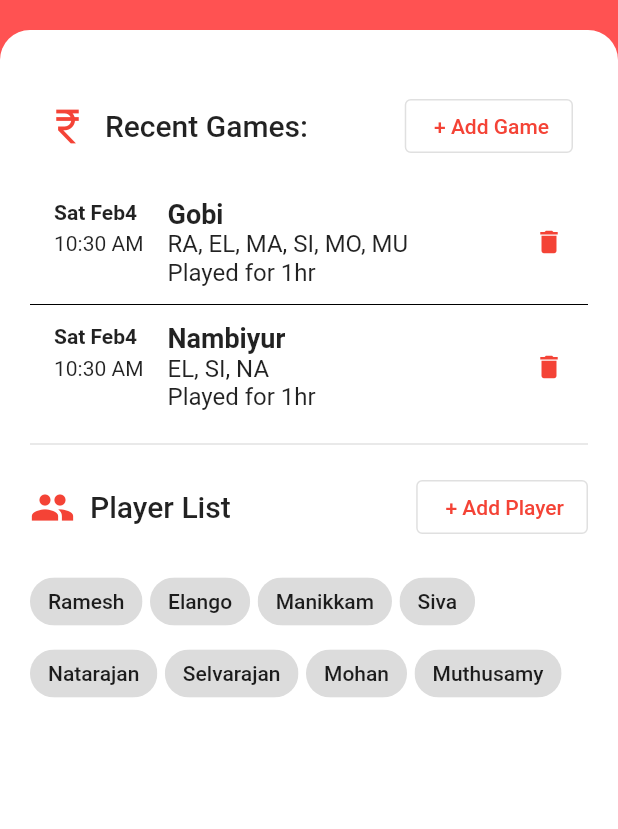
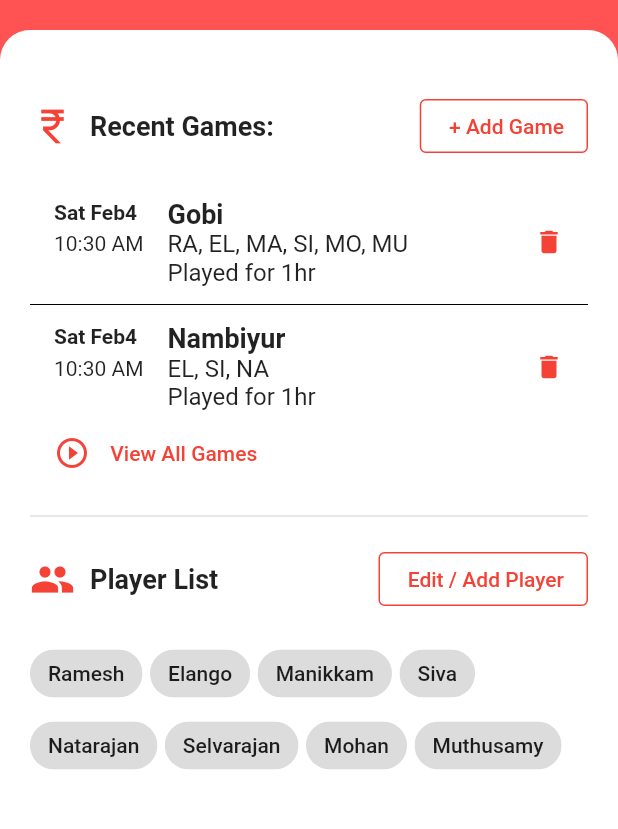
Before and after one commit to coder-selvarajan/vai_raja_vai, a Flutter app: the MyHomePage screen opened directly, after a tap on "Goto Games Home", on a phone screen of 412 x 824 dp, the part 120-949 px from its top. Run offline on Flutter 3.47's test engine with Material 2 defaults, Android fonts, the phone set to English and light mode, and no system bars; our stand-ins replace flutter_native_splash, sqflite; accounts and stored records are empty; Roboto replaces fonts that are missing (AnekTamil-Regular).

Commit message:
Home screen setup with game list and player list

```diff
--- a/lib/models/game_data.dart
+++ b/lib/models/game_data.dart
@@ -67,12 +67,14 @@ class GameData extends ChangeNotifier {
           _players[6],
           _players[7]
         ], //RA, EL, MA, SI, MO, MU
-        place: "Gobi"));
+        place: "Gobi",
+        status: "Created"));
     _games.add(Cutfor(
         id: 2,
         time: DateTime.now(),
         players: [_players[1], _players[3], _players[4]], //EL, SI, NA
-        place: "Nambiyur"));
+        place: "Nambiyur",
+        status: "Created"));
 
     // adding round entries for cutfor 1
     _rounds.add(Round(
@@ -231,13 +233,18 @@ class GameData extends ChangeNotifier {
     notifyListeners();
   }
 
-  void addCutfor(List<Player> players, String place, DateTime time) {
+  void addCutfor(
+      List<Player> players, String place, DateTime time, String status) {
     var cutforId = 1;
     if (_games.length > 1) {
       cutforId = _games.last.id! + 1;
     }
-    _games
-        .add(Cutfor(id: cutforId, time: time, players: players, place: place));
+    _games.add(Cutfor(
+        id: cutforId,
+        time: time,
+        players: players,
+        place: place,
+        status: status));
     notifyListeners();
   }
 
--- a/lib/models/model.dart
+++ b/lib/models/model.dart
@@ -31,8 +31,14 @@ class Cutfor {
   final DateTime time;
   final List<Player> players;
   final String? place;
+  final String? status;
 
-  Cutfor({this.id, required this.time, required this.players, this.place});
+  Cutfor(
+      {this.id,
+      required this.time,
+      required this.players,
+      this.place,
+      this.status});
 }
 
 class Player {
--- a/lib/screens/add_game_screen.dart
+++ b/lib/screens/add_game_screen.dart
@@ -177,7 +177,8 @@ class _AddGameState extends State<AddGame> {
                       ),
                       onPressed: () {
                         if (place.isNotEmpty && _selected.length > 1) {
-                          provider.addCutfor(_selected, place, gameTime);
+                          provider.addCutfor(
+                              _selected, place, gameTime, "created");
                           Navigator.pop(context);
                         } else {
                           //no players are selected
--- a/lib/screens/games_screen.dart
+++ b/lib/screens/games_screen.dart
@@ -113,6 +113,27 @@ class _GamesScreenState extends State<GamesScreen> {
                   crossAxisAlignment: CrossAxisAlignment.start,
                   children: [
                     const GamesList(),
+                    OutlinedButton(
+                      onPressed: () {
+                        Navigator.push(
+                          context,
+                          MaterialPageRoute(
+                              builder: (context) => const PlayersScreen()),
+                        );
+                      },
+                      child: Row(
+                        children: [
+                          Icon(Icons.play_circle_outline),
+                          SizedBox(
+                            width: 10,
+                          ),
+                          Text(" View All Games"),
+                        ],
+                      ),
+                      style: OutlinedButton.styleFrom(
+                        side: BorderSide(width: 1.0, color: Colors.white),
+                      ),
+                    ),
                     SizedBox(
                       height: 10.0,
                     ),
@@ -131,17 +152,26 @@ class _GamesScreenState extends State<GamesScreen> {
                         SizedBox(
                           width: 10,
                         ),
-                        Text('Player List', style: textTheme.titleLarge),
+                        Text(
+                          'Player List',
+                          style: TextStyle(
+                            fontSize: 18.0,
+                            fontWeight: FontWeight.bold,
+                          ),
+                        ),
                         Spacer(),
                         OutlinedButton(
                           onPressed: () {
                             Navigator.push(
                               context,
                               MaterialPageRoute(
-                                  builder: (context) => const AddPlayer()),
+                                  builder: (context) => const PlayersScreen()),
                             );
                           },
-                          child: Text(" + Add Player"),
+                          child: Text(" Edit / Add Player"),
+                          style: OutlinedButton.styleFrom(
+                            side: BorderSide(width: 1.0, color: Colors.red),
+                          ),
                         ),
                       ],
                     ),
--- a/lib/widgets/games_list.dart
+++ b/lib/widgets/games_list.dart
@@ -25,9 +25,7 @@ class GamesList extends StatelessWidget {
                 mainAxisAlignment: MainAxisAlignment.start,
                 crossAxisAlignment: CrossAxisAlignment.start,
                 children: [
-                  Padding(
-                    padding: const EdgeInsets.symmetric(horizontal: 10.0),
-                    child: Row(
+                  Row(
                     children: [
                       Icon(
                         Icons.currency_rupee,
@@ -39,7 +37,10 @@ class GamesList extends StatelessWidget {
                       ),
                       Text(
                         "Recent Games:",
-                          style: textTheme.titleLarge,
+                        style: TextStyle(
+                          fontSize: 18.0,
+                          fontWeight: FontWeight.bold,
+                        ),
                       ),
                       Spacer(),
                       OutlinedButton(
@@ -51,9 +52,11 @@ class GamesList extends StatelessWidget {
                           );
                         },
                         child: Text(" + Add Game"),
+                        style: OutlinedButton.styleFrom(
+                          side: BorderSide(width: 1.0, color: Colors.red),
+                        ),
                       ),
                     ],
-                    ),
                   ),
                   const SizedBox(
                     height: 20,
```
Also changed, not shown: lib/screens/rounds_screen.dart (+10 -3 lines), lib/widgets/round_tile.dart (+5 -3 lines). Lines whose indentation alone changed are shown as unchanged.
